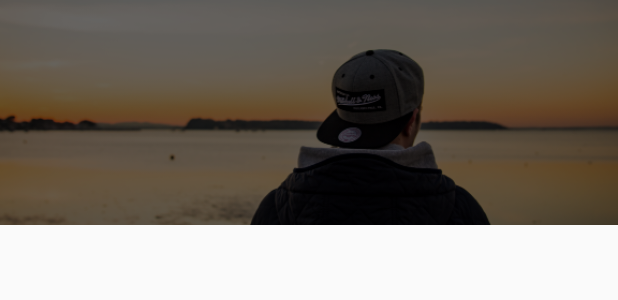
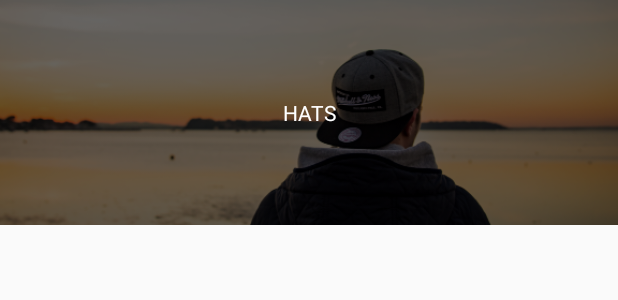
Before and after one commit to ghigbie/DevSwag, an Android app: the layout category_list_item.xml on its own in the app's theme, with its tools: preview values and no code run, on a phone screen of 412 x 824 dp. Shown: the top 300 px of the screen. Run offline under Robolectric (Android 15) with nearby library versions, the phone set to English and light mode, and no system bars.

Commit message:
Add text view to card layout

```diff
--- a/app/src/main/res/layout/category_list_item.xml
+++ b/app/src/main/res/layout/category_list_item.xml
@@ -17,6 +17,18 @@
         app:layout_constraintBottom_toBottomOf="parent"
         app:layout_constraintStart_toStartOf="parent"
         app:layout_constraintEnd_toEndOf="parent"
-        tools:srcCompat="@drawable/hatimage"
-         />
+        tools:srcCompat="@drawable/hatimage" />
+
+    <TextView
+        android:layout_width="wrap_content"
+        android:layout_height="wrap_content"
+        android:layout_margin="0dp"
+        app:layout_constraintStart_toStartOf="parent"
+        app:layout_constraintEnd_toEndOf="parent"
+        app:layout_constraintTop_toTopOf="parent"
+        app:layout_constraintBottom_toBottomOf="parent"
+        tools:text="HATS"
+        tools:textStyle="bold"
+        tools:textSize="18sp"
+        tools:textColor="@color/swagTextColor"/>
 </android.support.constraint.ConstraintLayout>
--- a/app/src/main/res/values/colors.xml
+++ b/app/src/main/res/values/colors.xml
@@ -3,4 +3,5 @@
     <color name="colorPrimary">#3F51B5</color>
     <color name="colorPrimaryDark">#303F9F</color>
     <color name="colorAccent">#FF4081</color>
+    <color name="swagTextColor">#FFFFFF</color>
 </resources>
```
